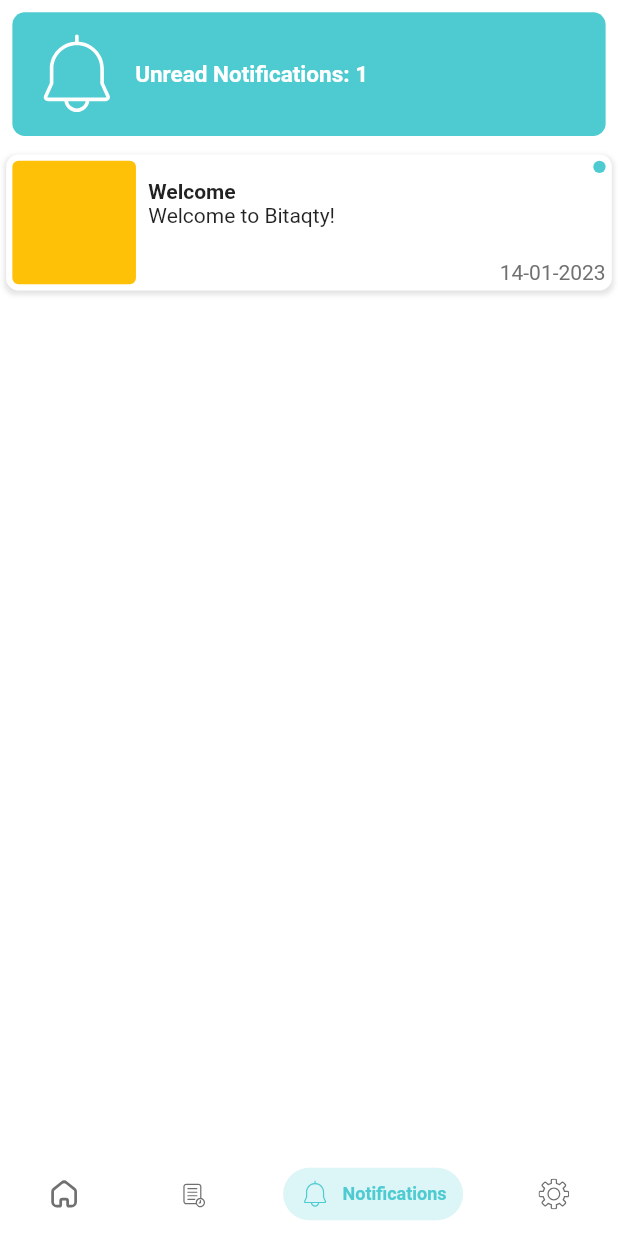
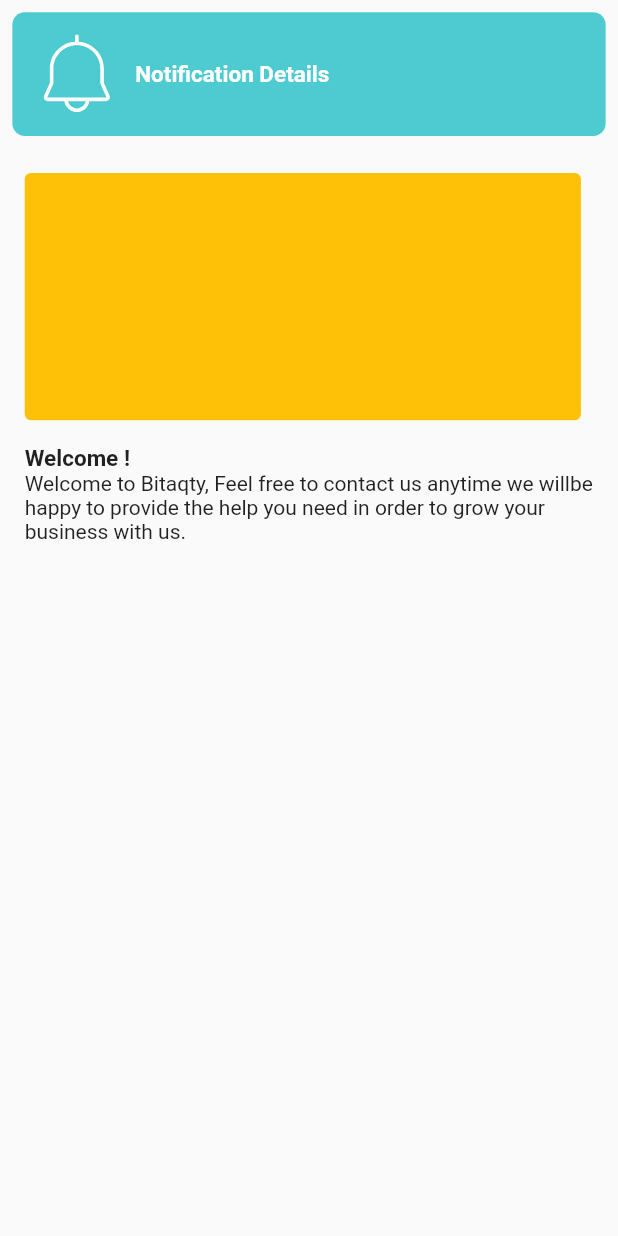
Before and after one commit to saifaboashour/bit, a Flutter app: the MainContainerScreen screen opened directly, item 3 of the bottom bar chosen, after a tap on "Welcome", on a phone screen of 412 x 824 dp. Run offline on Flutter 3.47's test engine with Material 2 defaults, Android fonts, the phone set to English and light mode, and no system bars; drawn by our look-alikes of persistent_bottom_nav_bar; our stand-ins replace flutter_onboarding_slider, flutter_svg, get, get_storage, otp_text_field, timer_count_down; accounts and stored records are empty; Roboto replaces fonts that are missing (ibm_plex_sans_arabic).

Commit message:
feat: Notification Details Screen

```diff
--- /dev/null
+++ b/mobile_app/cardsproject2/lib/module/notifications/notification_details_screen_view.dart
@@ -0,0 +1,68 @@
+import 'package:cardsproject2/util/common_widgets.dart';
+import 'package:cardsproject2/util/text_styles.dart';
+import 'package:flutter/material.dart';
+import 'package:get/get.dart';
+
+import '../../util/images_path.dart';
+import '../../view/custom_header.dart';
+import 'notifications_controller.dart';
+
+class NotificationDetailsScreen extends StatelessWidget {
+  NotificationDetailsScreen({
+    super.key,
+  });
+
+  final NotificationsController _notificationsController = Get.find();
+
+  @override
+  Widget build(BuildContext context) {
+    return Scaffold(
+      body: SafeArea(
+        child: Column(
+          children: [
+            CustomHeader(
+              lable: 'Notification Details',
+              icon: ImagePath.notifications,
+              action: () {},
+              actionIcon: null,
+            ),
+            buildNotificationDetails(),
+          ],
+        ),
+      ),
+    );
+  }
+
+  buildNotificationDetails() {
+    return SizedBox(
+      height: Get.height * 0.75,
+      child: Padding(
+        padding: EdgeInsets.all(Get.width * 0.04),
+        child: Column(
+          crossAxisAlignment: CrossAxisAlignment.start,
+          children: [
+            Container(
+              height: Get.height * 0.2,
+              width: Get.width * 0.9,
+              decoration: BoxDecoration(
+                color: Colors.amber,
+                borderRadius: BorderRadius.circular(Get.width * 0.01),
+              ),
+            ),
+            CommonWidgets().buildVerticalSpace(space: 0.02),
+            Text(
+              'Welcome !',
+              style: TextStyles.bodySmall.copyWith(
+                fontWeight: FontWeight.bold,
+              ),
+            ),
+            Text(
+              'Welcome to Bitaqty, Feel free to contact us anytime we willbe happy to provide the help you need in order to grow your business with us.',
+              style: TextStyles.captionLarge,
+            ),
+          ],
+        ),
+      ),
+    );
+  }
+}
--- a/mobile_app/cardsproject2/lib/module/notifications/notifications_screen_view.dart
+++ b/mobile_app/cardsproject2/lib/module/notifications/notifications_screen_view.dart
@@ -3,6 +3,7 @@ import 'package:get/get.dart';
 
 import '../../util/images_path.dart';
 import '../../view/custom_header.dart';
+import 'notification_details_screen_view.dart';
 import 'notifications_controller.dart';
 import 'view/notification_listitem.dart';
 
@@ -25,18 +26,25 @@ class NotificationsScreen extends StatelessWidget {
             action: () {},
             actionIcon: null,
           ),
-          buildOrdersList(),
+          buildNotificationsList(),
         ],
       ),
     );
   }
 
-  buildOrdersList() {
+  buildNotificationsList() {
     return SizedBox(
       height: Get.height * 0.7,
       child: ListView.builder(
         itemCount: 1,
-        itemBuilder: (context, index) => NotificationListItem(),
+        itemBuilder: (context, index) => NotificationListItem(
+          onTap: () {
+            Get.to(
+              () => NotificationDetailsScreen(),
+              transition: Transition.noTransition,
+            );
+          },
+        ),
       ),
     );
   }
--- a/mobile_app/cardsproject2/lib/module/notifications/view/notification_listitem.dart
+++ b/mobile_app/cardsproject2/lib/module/notifications/view/notification_listitem.dart
@@ -8,7 +8,10 @@ import '../../../util/text_styles.dart';
 class NotificationListItem extends StatelessWidget {
   const NotificationListItem({
     super.key,
+    required this.onTap,
   });
+
+  final Function() onTap;
 
   @override
   Widget build(BuildContext context) {
@@ -18,7 +21,7 @@ class NotificationListItem extends StatelessWidget {
         vertical: Get.height * 0.005,
       ),
       child: InkWell(
-        onTap: () {},
+        onTap: onTap,
         child: Container(
           decoration: BoxDecoration(
             color: AppColors.white,
```
